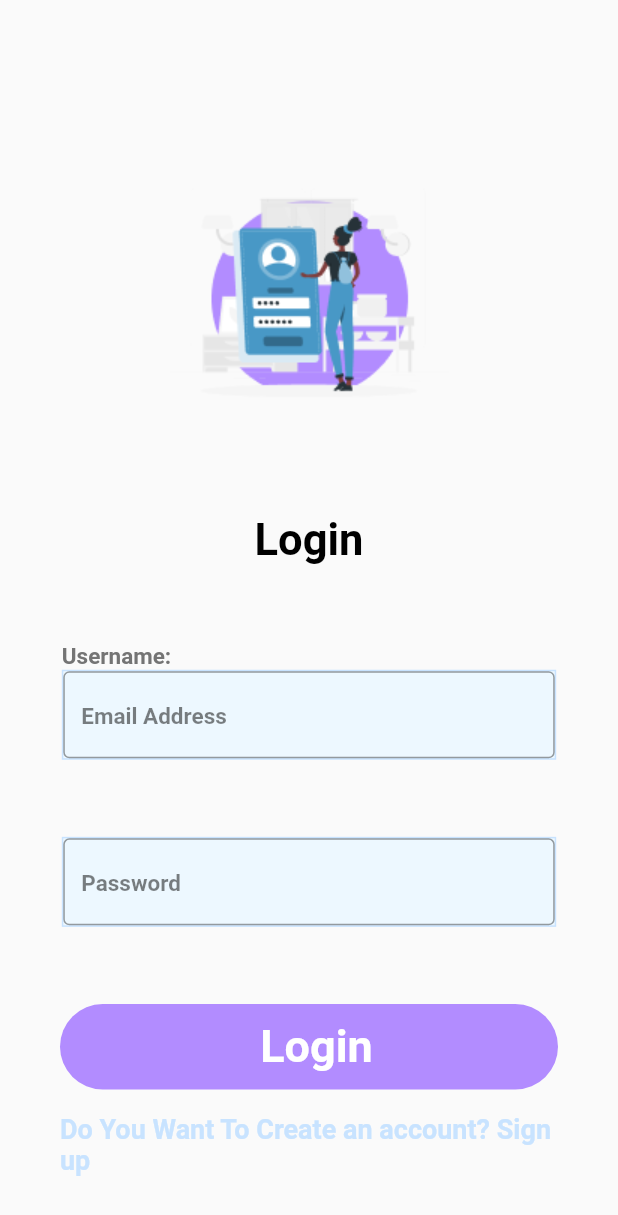
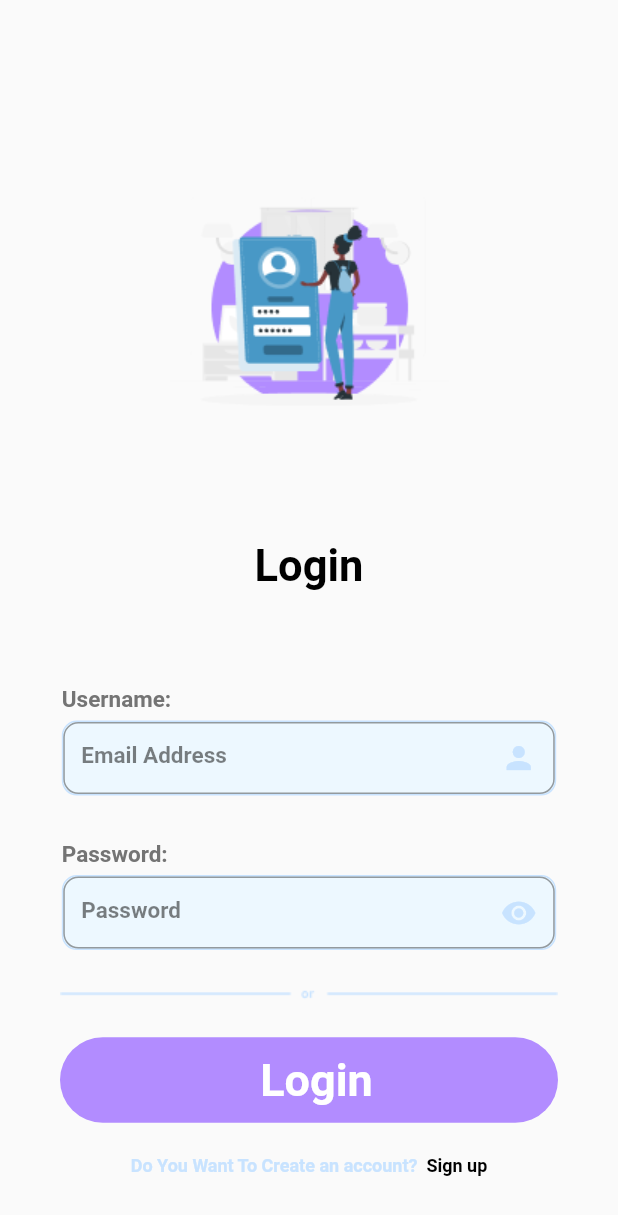
Before and after one commit to Suhaibusman/Smit-Devathon, a Flutter app: the screen it shows after launch, on a phone screen of 412 x 824 dp. Shown: the top 1215 px of the screen. Run offline on Flutter 3.47's test engine with Material 2 defaults, Android fonts, the phone set to English and light mode, and no system bars; our stand-ins replace cloud_firestore, firebase_auth, firebase_core, image_picker; accounts and stored records are empty.

Commit message:
smit devathon

```diff
--- a/lib/constants/colors.dart
+++ b/lib/constants/colors.dart
@@ -10,5 +10,5 @@ class MyColors {
  static const Color textFieldBorderColor = Color( 0xffC8E3FF);
   static const Color textFieldColor = Color(0xffEDF8FF);
   static const Color greyColor = Color(0xff747474);
-  static const Color onBoardText2 = Color(0xffB2BBCE);
+  static const Color iconColor = Color(0xffC8E3FF);
 }
--- a/lib/constants/images.dart
+++ b/lib/constants/images.dart
@@ -2,5 +2,6 @@
 
 class Myimages {
   static const String loginOrSignUpImage = "assets/images/loginorSignuppage.png";
+  static const String orLine = "assets/images/orLine.png";
 
 }
--- a/lib/screens/login_screen.dart
+++ b/lib/screens/login_screen.dart
@@ -26,6 +26,7 @@ class _LoginScreenState extends State<LoginScreen> {
 
   Widget build(BuildContext context) {
     return  Scaffold(
+      resizeToAvoidBottomInset: false,
       body: SizedBox(
           height: MediaQuery.of(context).size.height,
           width: MediaQuery.of(context).size.width,
@@ -42,15 +43,20 @@ class _LoginScreenState extends State<LoginScreen> {
               const SizedBox(height: 20,),
                Column(
                 crossAxisAlignment: CrossAxisAlignment.start,
+                mainAxisSize: MainAxisSize.min,
                  children: [
                    const TextWidget(textMessage: "Username:", textColor: MyColors.greyColor, textSize: 15),
-                   CustomTextField(textFieldController: emailController ,hintText: "Email Address",),
+                   const SizedBox(height: 5,),
+                   CustomTextField(textFieldController: emailController ,hintText: "Email Address",textFieldIcon: IconButton(onPressed: (){}, icon: const Icon(Icons.person ) ,color: MyColors.iconColor,)),
+                  const SizedBox(height: 30,),
+                   const TextWidget(textMessage: "Password:", textColor: MyColors.greyColor, textSize: 15),
+                        const SizedBox(height: 5,),
+                    CustomTextField(textFieldController: passwordController ,isPass: true,hintText: "Password",textFieldIcon: IconButton(onPressed: (){}, icon: const Icon(Icons.remove_red_eye ) ,color: MyColors.iconColor,)),
                  ],
                ),
 
-              const SizedBox(height: 20,),
-                CustomTextField(textFieldController: passwordController ,isPass: true,hintText: "Password",),
-              const SizedBox(height: 20,),
+               Image.asset(Myimages.orLine),
+
                 InkWell(
                   onTap: (){
                       func.loginWithEmailAndPassword(context,emailController,passwordController);
@@ -61,7 +67,17 @@ class _LoginScreenState extends State<LoginScreen> {
             onTap: (){
               Navigator.push(context, MaterialPageRoute(builder: (context) => const SignUpScreen(),));
             },
-            child: const TextWidget(textMessage: "Do You Want To Create an account? Sign up", textColor: MyColors.textFieldBorderColor, textSize: 18))
+            child:  Row(
+              mainAxisAlignment: MainAxisAlignment.center,
+              children: [
+                const TextWidget(textMessage: "Do You Want To Create an account? ", textColor: MyColors.textFieldBorderColor, textSize: 12),
+                 InkWell(
+                  onTap: (){
+                    Navigator.push(context, MaterialPageRoute(builder: (context) => const SignUpScreen(),));
+                  },
+                  child: const TextWidget(textMessage: " Sign up", textColor: MyColors.blackColor, textSize: 12)),
+              ],
+            ))
             ],
           ),
         ),
--- a/lib/widgets/textfieldwidget.dart
+++ b/lib/widgets/textfieldwidget.dart
@@ -13,11 +13,11 @@ class CustomTextField extends StatelessWidget {
   @override
   Widget build(BuildContext context) {
     return Container(
-      height: 60,
+      height: 50,
       width: MediaQuery.of(context).size.width * 0.8,
       decoration: BoxDecoration(
         border: Border.all(color: MyColors.textFieldBorderColor),
-        // borderRadius: BorderRadius.circular(30),
+         borderRadius: BorderRadius.circular(10),
         color: MyColors.textFieldColor,
       ),
       child: TextField(
@@ -25,8 +25,8 @@ class CustomTextField extends StatelessWidget {
         obscureText: isPass ?? false,
         decoration: InputDecoration(
           suffixIcon: textFieldIcon,
-          border: OutlineInputBorder(
-            // borderRadius: BorderRadius.circular(30),
+          border:  OutlineInputBorder(
+             borderRadius: BorderRadius.circular(10),
           ),
           hintText: hintText,
           hintStyle: TextStyle(color: Colors.black.withOpacity(0.5), fontSize: 15, fontWeight: FontWeight.bold),
```
Also changed, not shown: assets/images/doctorMaria.png (added), assets/images/orLine.png (added).
